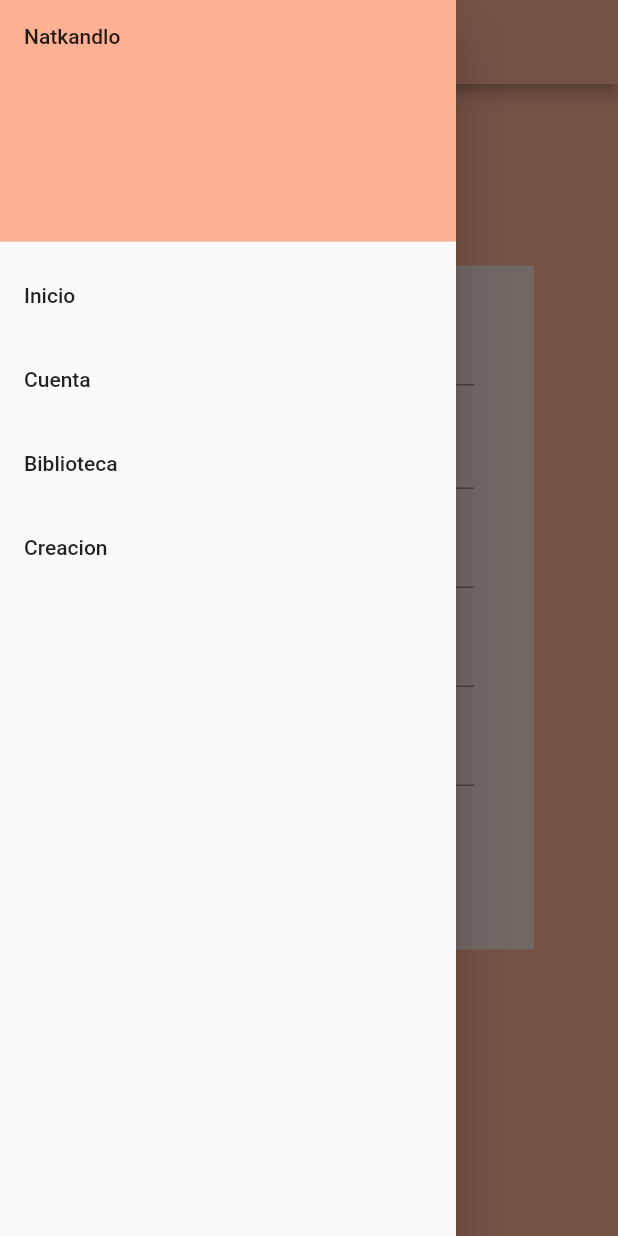
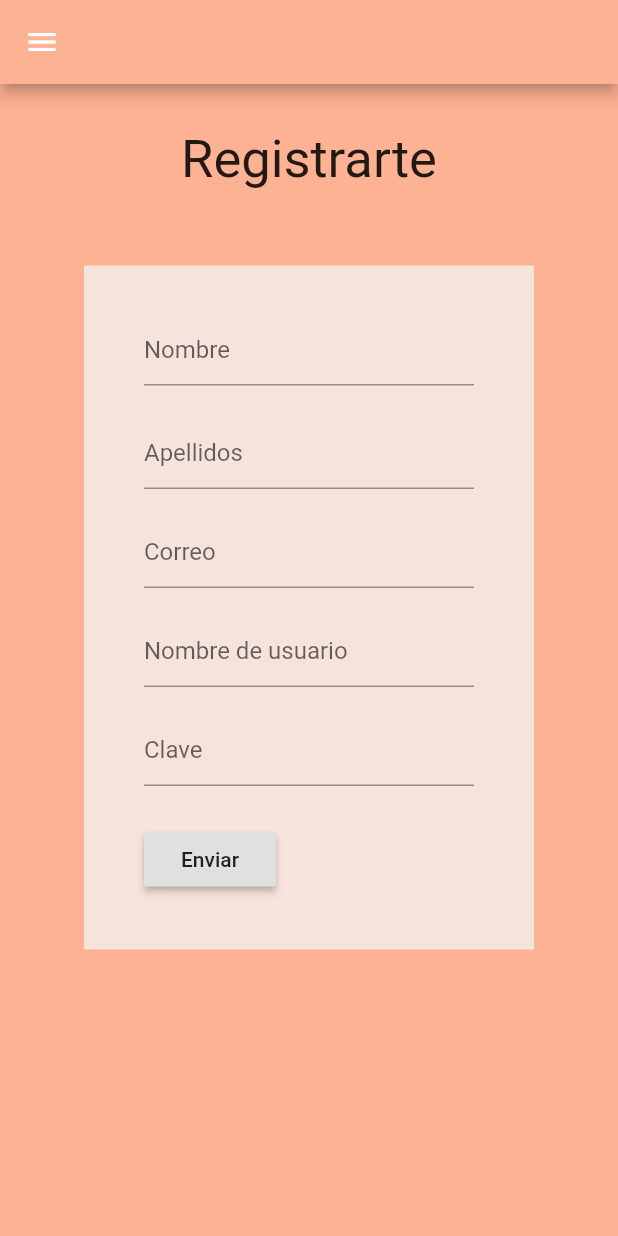
Before and after one commit to Darynat23/Natkandlo, a Flutter app: the screen it shows after launch, in the side drawer, after a tap on "Inicio", on a phone screen of 412 x 824 dp. Run offline on Flutter 3.47's test engine with Material 2 defaults, Android fonts, the phone set to English and light mode, and no system bars; Roboto replaces fonts that are missing (Georgia).

Commit message:
redirect to inicio

```diff
--- a/app/flutter/design_digital/design_digital/lib/main.dart
+++ b/app/flutter/design_digital/design_digital/lib/main.dart
@@ -9,10 +9,10 @@ void main() {
 
       theme: ThemeData(fontFamily: "Georgia"),
       routes: <String, WidgetBuilder>{
-//        '/': (BuildContext context) => Register(),
+        '/': (BuildContext context) => Register(),
         '/account': (BuildContext context) => Account(),
       },
-      home: Register()
+//      home: Register()
   )
   );
 }
--- a/app/flutter/design_digital/design_digital/lib/widgets/Navigation.dart
+++ b/app/flutter/design_digital/design_digital/lib/widgets/Navigation.dart
@@ -19,8 +19,7 @@ class Navigation extends StatelessWidget{
                 child: ListTile(
                   title: Text('Inicio'),
                   onTap: (){
-
-
+                    Navigator.of(context).pushNamed('/');
                   },
                 ),
               ),
@@ -28,8 +27,7 @@ class Navigation extends StatelessWidget{
                 child: ListTile(
                   title: Text('Cuenta'),
                   onTap: (){
-
-
+                    Navigator.of(context).pushNamed('/account');
                   },
 
                 ),
```
